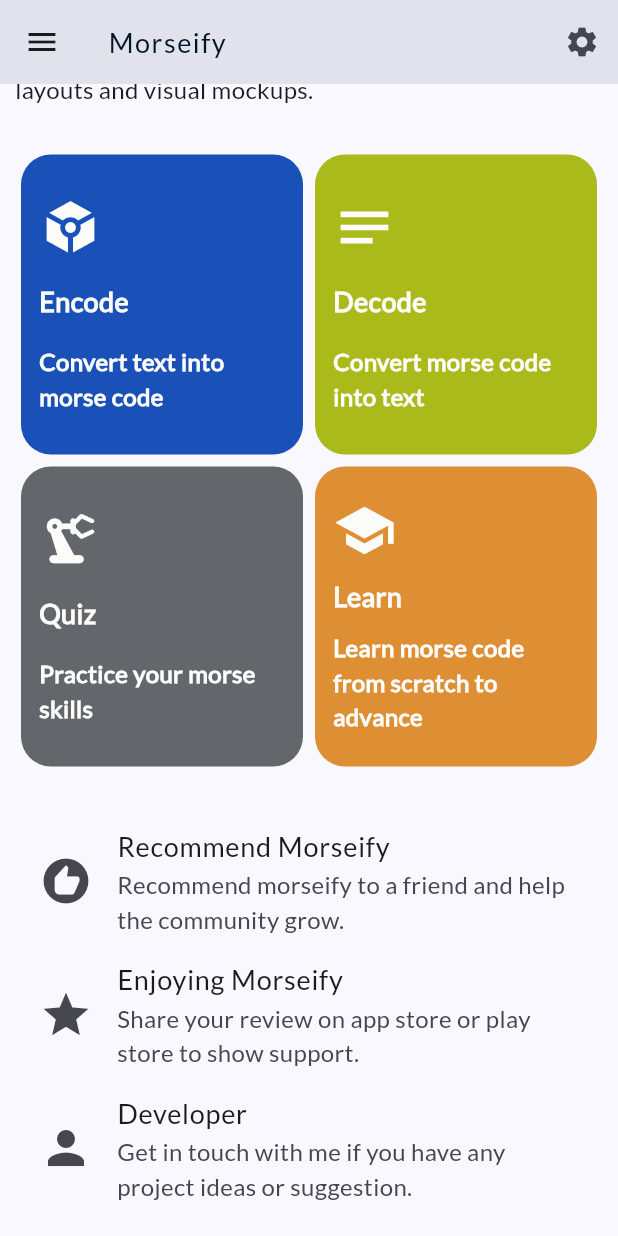
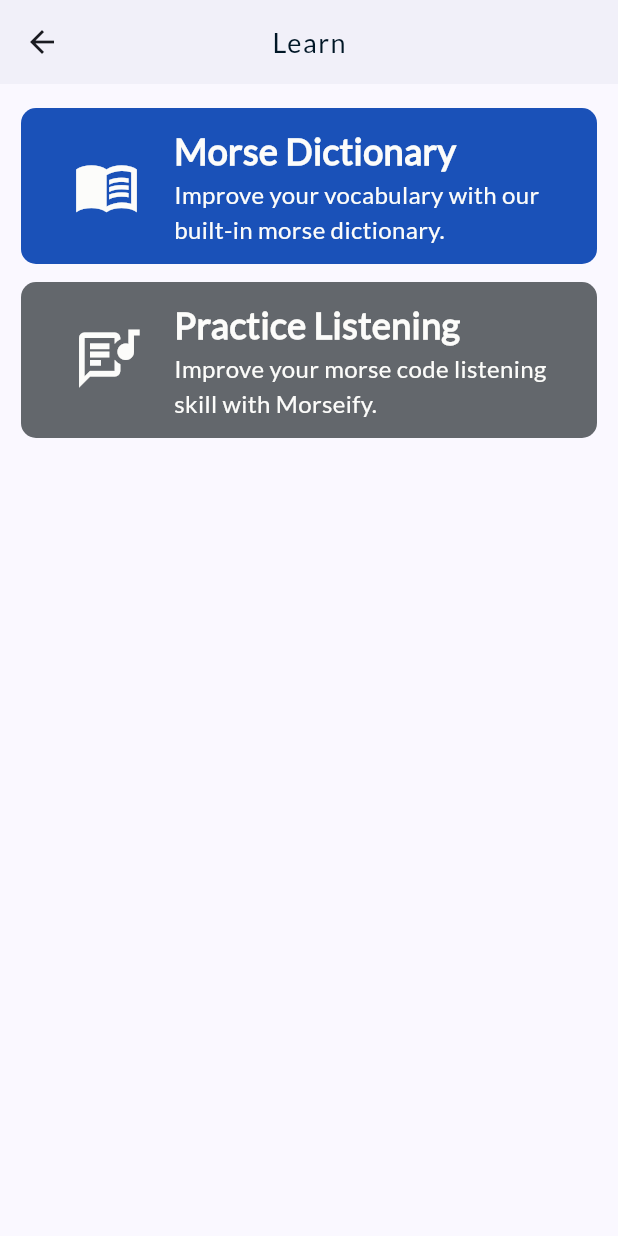
Before and after one commit to digvijay-tech/Morseify, a Flutter app: the screen it shows after launch, scrolled down 102 dp, after a tap on "Learn", on a phone screen of 412 x 824 dp. Run offline on Flutter 3.47's test engine with Material 3 defaults, Android fonts, the phone set to English and light mode, and no system bars; our stand-ins replace animated_splash_screen, animated_text_kit, audioplayers.

Commit message:
dictionary completed..

```diff
--- a/morseify_app/lib/app.dart
+++ b/morseify_app/lib/app.dart
@@ -9,6 +9,9 @@ import 'package:morseify_app/views/settings.dart';
 import 'package:morseify_app/views/quiz.dart';
 import 'package:morseify_app/views/encode.dart';
 import 'package:morseify_app/views/decode.dart';
+import 'package:morseify_app/views/learn/learn.dart';
+import 'package:morseify_app/views/learn/dictionary.dart';
+import 'package:morseify_app/views/learn/listen.dart';
 
 class MorseifyApp extends StatelessWidget {
   final bool isDevelopment;
@@ -28,6 +31,9 @@ class MorseifyApp extends StatelessWidget {
         '/splash': (context) => const SplashScreen(),
         '/encode': (context) => const Encode(),
         '/decode': (context) => const Decode(),
+        '/learn': (context) => const Learn(),
+        '/learn/dictionary': (context) => const Dictionary(),
+        '/learn/listen': (context) => const PracticeListening(),
         '/quiz': (context) => const Quiz(),
         '/settings': (context) => const Settings(),
       },
--- /dev/null
+++ b/morseify_app/lib/views/learn/dictionary.dart
@@ -0,0 +1,19 @@
+import 'package:flutter/material.dart';
+import 'package:morseify_app/widgets/learn/dictionaryControls.dart';
+
+class Dictionary extends StatelessWidget {
+  const Dictionary({super.key});
+
+  @override
+  Widget build(BuildContext context) {
+    return Scaffold(
+      appBar: AppBar(
+        centerTitle: true,
+        title: const Text("Dictionary"),
+      ),
+      body: const SafeArea(
+        child: DictionaryControlls(),
+      ),
+    );
+  }
+}
--- /dev/null
+++ b/morseify_app/lib/views/learn/learn.dart
@@ -0,0 +1,38 @@
+import 'package:flutter/material.dart';
+import 'package:morseify_app/utilities/constants.dart';
+import 'package:morseify_app/widgets/learn/learningOptions.dart';
+
+class Learn extends StatelessWidget {
+  const Learn({super.key});
+
+  @override
+  Widget build(BuildContext context) {
+    return Scaffold(
+      appBar: AppBar(
+        centerTitle: true,
+        title: const Text("Learn"),
+      ),
+      body: SafeArea(
+        child: ListView(
+          children: const [
+            SizedBox(height: 10.0),
+            LearningOptions(
+              primaryColor,
+              Icons.menu_book_sharp,
+              "Morse Dictionary",
+              "Improve your vocabulary with our built-in morse dictionary.",
+              "/learn/dictionary",
+            ),
+            LearningOptions(
+              Color(0xFF63676C),
+              Icons.lyrics_outlined,
+              "Practice Listening",
+              "Improve your morse code listening skill with Morseify.",
+              "/learn/listen",
+            ),
+          ],
+        ),
+      ),
+    );
+  }
+}
--- a/morseify_app/lib/widgets/home/options.dart
+++ b/morseify_app/lib/widgets/home/options.dart
@@ -108,6 +108,49 @@ class Options extends StatelessWidget {
               Expanded(
                 child: GestureDetector(
                   onTap: () {
+                    Navigator.pushNamed(context, '/learn');
+                  },
+                  child: Container(
+                    height: 200.0,
+                    margin: const EdgeInsets.all(4.0),
+                    padding: const EdgeInsets.all(12.0),
+                    decoration: BoxDecoration(
+                      color: const Color(0xFFDE8E33),
+                      borderRadius: BorderRadius.circular(20.0),
+                    ),
+                    child: const Column(
+                      mainAxisAlignment: MainAxisAlignment.spaceEvenly,
+                      crossAxisAlignment: CrossAxisAlignment.start,
+                      children: [
+                        Icon(
+                          Icons.school,
+                          size: 42.0,
+                          color: baseLightColor,
+                        ),
+                        Text(
+                          "Learn",
+                          style: TextStyle(
+                            fontSize: subheading,
+                            color: baseLightColor,
+                            fontWeight: FontWeight.bold,
+                          ),
+                        ),
+                        Text(
+                          "Learn morse code from scratch to advance",
+                          style: TextStyle(
+                            fontSize: body,
+                            color: baseLightColor,
+                            fontWeight: FontWeight.bold,
+                          ),
+                        ),
+                      ],
+                    ),
+                  ),
+                ),
+              ),
+              Expanded(
+                child: GestureDetector(
+                  onTap: () {
                     Navigator.pushNamed(context, '/quiz');
                   },
                   child: Container(
@@ -148,49 +191,6 @@ class Options extends StatelessWidget {
                   ),
                 ),
               ),
-              Expanded(
-                child: GestureDetector(
-                  onTap: () {
-                    // Navigator.pushNamed(context, '/encode');
-                  },
-                  child: Container(
-                    height: 200.0,
-                    margin: const EdgeInsets.all(4.0),
-                    padding: const EdgeInsets.all(12.0),
-                    decoration: BoxDecoration(
-                      color: const Color(0xFFDE8E33),
-                      borderRadius: BorderRadius.circular(20.0),
-                    ),
-                    child: const Column(
-                      mainAxisAlignment: MainAxisAlignment.spaceEvenly,
-                      crossAxisAlignment: CrossAxisAlignment.start,
-                      children: [
-                        Icon(
-                          Icons.school,
-                          size: 42.0,
-                          color: baseLightColor,
-                        ),
-                        Text(
-                          "Learn",
-                          style: TextStyle(
-                            fontSize: subheading,
-                            color: baseLightColor,
-                            fontWeight: FontWeight.bold,
-                          ),
-                        ),
-                        Text(
-                          "Learn morse code from scratch to advance",
-                          style: TextStyle(
-                            fontSize: body,
-                            color: baseLightColor,
-                            fontWeight: FontWeight.bold,
-                          ),
-                        ),
-                      ],
-                    ),
-                  ),
-                ),
-              ),
             ],
           ),
         ],
--- /dev/null
+++ b/morseify_app/lib/widgets/learn/learningOptions.dart
@@ -0,0 +1,68 @@
+import 'package:flutter/material.dart';
+import 'package:morseify_app/utilities/constants.dart';
+
+// Learning Options for Navigation
+class LearningOptions extends StatelessWidget {
+  const LearningOptions(this.bgColor, this.optionIcon, this.optionTitle,
+      this.optionBody, this.pathName,
+      {super.key});
+
+  // props
+  final Color bgColor;
+  final IconData optionIcon;
+  final String optionTitle;
+  final String optionBody;
+  final String pathName;
+
+  @override
+  Widget build(BuildContext context) {
+    return GestureDetector(
+      onTap: () {
+        Navigator.pushNamed(context, pathName);
+      },
+      child: Container(
+        margin: const EdgeInsets.symmetric(vertical: 6.0, horizontal: 14.0),
+        padding: const EdgeInsets.all(12.0),
+        decoration: BoxDecoration(
+          color: bgColor,
+          borderRadius: BorderRadius.circular(10.0),
+        ),
+        child: Row(
+          children: [
+            Expanded(
+              flex: 1,
+              child: Icon(
+                optionIcon,
+                size: 44.0,
+                color: baseLightColor,
+              ),
+            ),
+            Expanded(
+              flex: 3,
+              child: Column(
+                crossAxisAlignment: CrossAxisAlignment.start,
+                children: [
+                  Text(
+                    optionTitle,
+                    style: const TextStyle(
+                      fontSize: heading,
+                      color: baseLightColor,
+                      fontWeight: FontWeight.bold,
+                    ),
+                  ),
+                  Text(
+                    optionBody,
+                    style: const TextStyle(
+                      fontSize: body,
+                      color: baseLightColor,
+                    ),
+                  ),
+                ],
+              ),
+            ),
+          ],
+        ),
+      ),
+    );
+  }
+}
```
Also changed, not shown: morseify_app/lib/models/sentences.dart (added, +23 -0 lines), morseify_app/lib/views/learn/listen.dart (added, +20 -0 lines), morseify_app/lib/widgets/learn/dictionaryControls.dart (added, +108 -0 lines).
